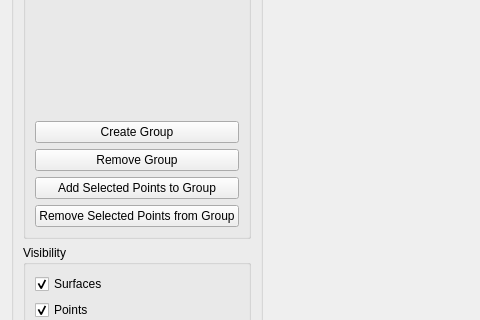
Above: mapclientplugins/pointcloudpartitionerstep/qt/pointcloudpartitionerwidget.ui from tsalemink/pointcloudpartitionerstep before the change; both pictures show x 0 to 480 and y 118 to 438 of the 884 by 640 pixel window. Below: the same form after it.
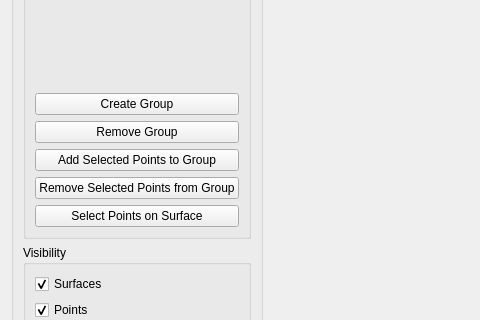
That is the form after the change. Custom widgets are drawn as their Qt base class.

Commit message: Add button "Select Points on Surface"

```diff
--- a/mapclientplugins/pointcloudpartitionerstep/qt/pointcloudpartitionerwidget.ui
+++ b/mapclientplugins/pointcloudpartitionerstep/qt/pointcloudpartitionerwidget.ui
@@ -76,6 +76,13 @@
            </property>
           </widget>
          </item>
+         <item>
+          <widget class="QPushButton" name="pushButtonSelectPointsOnSurface">
+           <property name="text">
+            <string>Select Points on Surface</string>
+           </property>
+          </widget>
+         </item>
         </layout>
        </widget>
       </item>
```
The commit also changes 4 other files.
